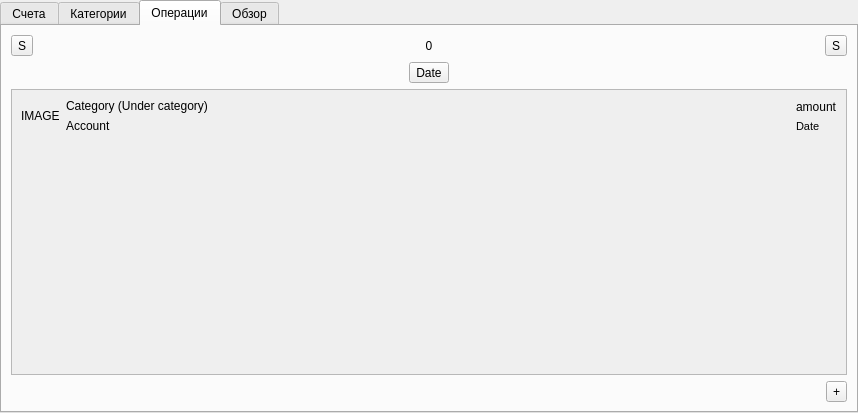
Above: design_main_window.ui from white0nyx/MoneyTrack before the change. Below: the same form after it.
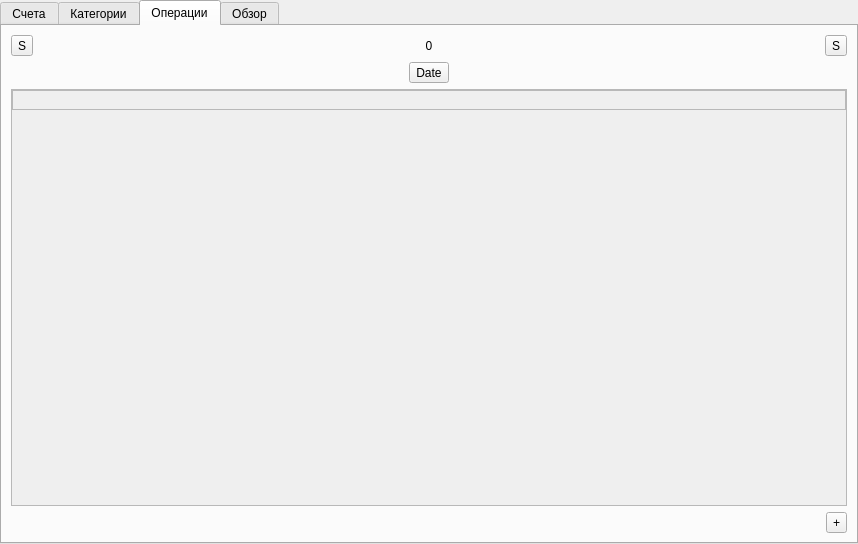
That is the form after the change. Icons and pictures are not drawn.

Commit message: Improved the method of drawing the operation

```diff
--- a/design_main_window.ui
+++ b/design_main_window.ui
@@ -7,7 +7,7 @@
     <x>0</x>
     <y>0</y>
     <width>858</width>
-    <height>413</height>
+    <height>544</height>
    </rect>
   </property>
   <property name="windowTitle">
@@ -284,95 +284,32 @@
              <x>0</x>
              <y>0</y>
              <width>832</width>
-             <height>284</height>
+             <height>415</height>
             </rect>
            </property>
            <layout class="QVBoxLayout" name="verticalLayout_5">
+            <property name="leftMargin">
+             <number>0</number>
+            </property>
+            <property name="topMargin">
+             <number>0</number>
+            </property>
+            <property name="rightMargin">
+             <number>0</number>
+            </property>
+            <property name="bottomMargin">
+             <number>0</number>
+            </property>
             <item>
-             <layout class="QHBoxLayout" name="horizontalLayout_3">
-              <item>
-               <widget class="QLabel" name="IMAGE">
-                <property name="text">
-                 <string>IMAGE</string>
-                </property>
-               </widget>
-              </item>
-              <item>
-               <layout class="QVBoxLayout" name="verticalLayout_13">
-                <item>
-                 <widget class="QLabel" name="label">
-                  <property name="text">
-                   <string>Category (Under category)</string>
-                  </property>
-                 </widget>
-                </item>
-                <item>
-                 <widget class="QLabel" name="label_2">
-                  <property name="layoutDirection">
-                   <enum>Qt::RightToLeft</enum>
-                  </property>
-                  <property name="text">
-                   <string>Account</string>
-                  </property>
-                 </widget>
-                </item>
-               </layout>
-              </item>
-              <item>
-               <spacer name="horizontalSpacer_4">
-                <property name="orientation">
-                 <enum>Qt::Horizontal</enum>
-                </property>
-                <property name="sizeHint" stdset="0">
-                 <size>
-                  <width>40</width>
-                  <height>20</height>
-                 </size>
-                </property>
-               </spacer>
-              </item>
-              <item>
-               <layout class="QVBoxLayout" name="verticalLayout_7">
-                <item>
-                 <widget class="QLabel" name="label_3">
-                  <property name="sizePolicy">
-                   <sizepolicy hsizetype="Maximum" vsizetype="Preferred">
-                    <horstretch>0</horstretch>
-                    <verstretch>0</verstretch>
-                   </sizepolicy>
-                  </property>
-                  <property name="layoutDirection">
-                   <enum>Qt::RightToLeft</enum>
-                  </property>
-                  <property name="text">
-                   <string>amount</string>
-                  </property>
-                 </widget>
-                </item>
-                <item>
-                 <widget class="QLabel" name="label_4">
-                  <property name="sizePolicy">
-                   <sizepolicy hsizetype="Minimum" vsizetype="Fixed">
-                    <horstretch>0</horstretch>
-                    <verstretch>0</verstretch>
-                   </sizepolicy>
-                  </property>
-                  <property name="font">
-                   <font>
-                    <pointsize>8</pointsize>
-                   </font>
-                  </property>
-                  <property name="layoutDirection">
-                   <enum>Qt::RightToLeft</enum>
-                  </property>
-                  <property name="text">
-                   <string>Date</string>
-                  </property>
-                 </widget>
-                </item>
-               </layout>
-              </item>
-             </layout>
+             <widget class="QFrame" name="frame_operations">
+              <property name="frameShape">
+               <enum>QFrame::StyledPanel</enum>
+              </property>
+              <property name="frameShadow">
+               <enum>QFrame::Raised</enum>
+              </property>
+              <layout class="QVBoxLayout" name="verticalLayout_7"/>
+             </widget>
             </item>
             <item>
              <spacer name="verticalSpacer">
@@ -382,7 +319,7 @@
               <property name="sizeHint" stdset="0">
                <size>
                 <width>20</width>
-                <height>221</height>
+                <height>386</height>
                </size>
               </property>
              </spacer>
```
Left out of the diff: 15 changed lines with no effect on the pictures. The commit also changes 2 other files.
